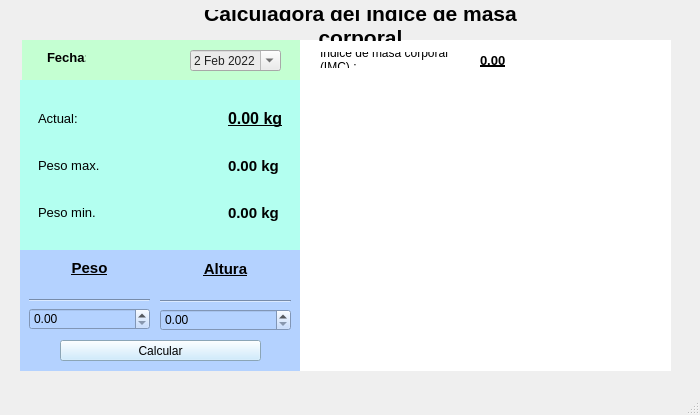
Above: ventanaprincipal.ui from ronnyR4815/P59-Calculo-de-IMC before the change. Below: the same form after it.
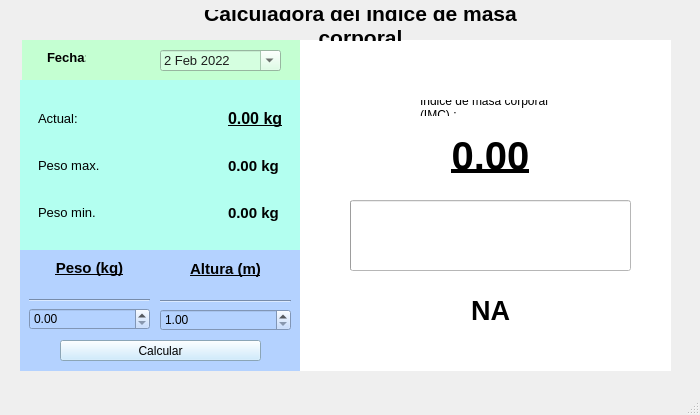
That is the form after the change.

Commit message: Status bar

What changed in the file:
```diff
--- a/ventanaprincipal.ui
+++ b/ventanaprincipal.ui
@@ -188,7 +188,7 @@
          </font>
         </property>
         <property name="text">
-         <string>Peso</string>
+         <string>Peso (kg)</string>
         </property>
         <property name="alignment">
          <set>Qt::AlignHCenter|Qt::AlignTop</set>
@@ -229,7 +229,7 @@
          </font>
         </property>
         <property name="text">
-         <string>Altura</string>
+         <string>Altura (m)</string>
         </property>
         <property name="alignment">
          <set>Qt::AlignHCenter|Qt::AlignTop</set>
@@ -244,7 +244,17 @@
        </widget>
       </item>
       <item>
-       <widget class="QDoubleSpinBox" name="in_altura"/>
+       <widget class="QDoubleSpinBox" name="in_altura">
+        <property name="minimum">
+         <double>1.000000000000000</double>
+        </property>
+        <property name="maximum">
+         <double>3.000000000000000</double>
+        </property>
+        <property name="singleStep">
+         <double>0.050000000000000</double>
+        </property>
+       </widget>
       </item>
      </layout>
     </widget>
@@ -301,17 +311,22 @@
     <widget class="QDateEdit" name="in_fecha">
      <property name="geometry">
       <rect>
-       <x>168</x>
+       <x>138</x>
        <y>10</y>
-       <width>91</width>
+       <width>121</width>
        <height>21</height>
       </rect>
      </property>
+     <property name="font">
+      <font>
+       <family>Nirmala UI</family>
+       <pointsize>10</pointsize>
+      </font>
+     </property>
      <property name="styleSheet">
-      <string notr="true">alternate-background-color: rgb(255, 255, 255);
-border-color: rgb(196, 255, 210);
-color: rgb(33, 33, 33);
-background-color: rgb(235, 235, 235);</string>
+      <string notr="true">background-color: rgb(213, 255, 224);
+color: rgb(30, 30, 30);
+border-color: rgb(196, 255, 210);</string>
      </property>
      <property name="readOnly">
       <bool>false</bool>
@@ -362,8 +377,8 @@
     <widget class="QLabel" name="label_3">
      <property name="geometry">
       <rect>
-       <x>20</x>
-       <y>12</y>
+       <x>120</x>
+       <y>60</y>
        <width>151</width>
        <height>16</height>
       </rect>
@@ -381,15 +396,15 @@
     <widget class="QLabel" name="out_imc">
      <property name="geometry">
       <rect>
-       <x>180</x>
-       <y>10</y>
-       <width>51</width>
-       <height>20</height>
+       <x>50</x>
+       <y>90</y>
+       <width>281</width>
+       <height>51</height>
       </rect>
      </property>
      <property name="font">
       <font>
-       <pointsize>10</pointsize>
+       <pointsize>30</pointsize>
        <weight>75</weight>
        <bold>true</bold>
        <underline>true</underline>
@@ -398,10 +413,65 @@
      <property name="text">
       <string>0.00</string>
      </property>
+     <property name="alignment">
+      <set>Qt::AlignCenter</set>
+     </property>
      <property name="wordWrap">
       <bool>true</bool>
      </property>
     </widget>
+    <widget class="QProgressBar" name="out_bar">
+     <property name="geometry">
+      <rect>
+       <x>50</x>
+       <y>160</y>
+       <width>281</width>
+       <height>71</height>
+      </rect>
+     </property>
+     <property name="autoFillBackground">
+      <bool>false</bool>
+     </property>
+     <property name="minimum">
+      <number>15</number>
+     </property>
+     <property name="maximum">
+      <number>36</number>
+     </property>
+     <property name="value">
+      <number>14</number>
+     </property>
+     <property name="textVisible">
+      <bool>false</bool>
+     </property>
+     <property name="invertedAppearance">
+      <bool>false</bool>
+     </property>
+    </widget>
+    <widget class="QLabel" name="out_clasificacion">
+     <property name="geometry">
+      <rect>
+       <x>50</x>
+       <y>250</y>
+       <width>281</width>
+       <height>41</height>
+      </rect>
+     </property>
+     <property name="font">
+      <font>
+       <family>Nirmala UI</family>
+       <pointsize>20</pointsize>
+       <weight>75</weight>
+       <bold>true</bold>
+      </font>
+     </property>
+     <property name="text">
+      <string>NA</string>
+     </property>
+     <property name="alignment">
+      <set>Qt::AlignCenter</set>
+     </property>
+    </widget>
    </widget>
    <widget class="QLabel" name="label_5">
     <property name="geometry">
```
Left out of the diff: 9 changed lines with no effect on the pictures. The commit also changes 2 other files.
